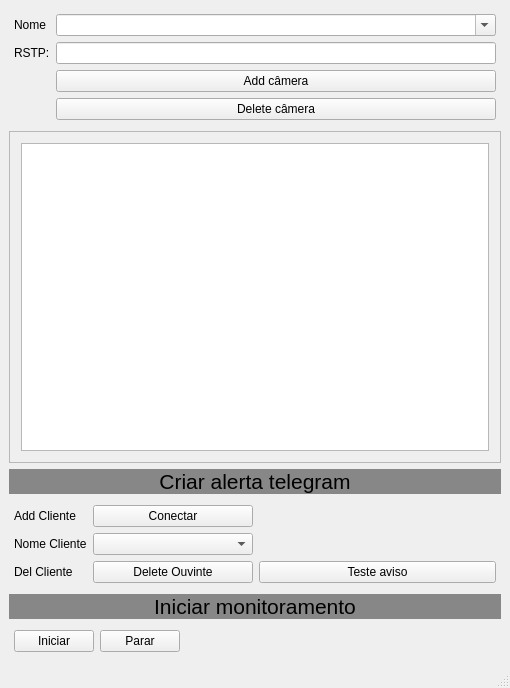
Old version of the form monitor/view/from_ui.ui in the repository eltonfernando/monitor_cam.
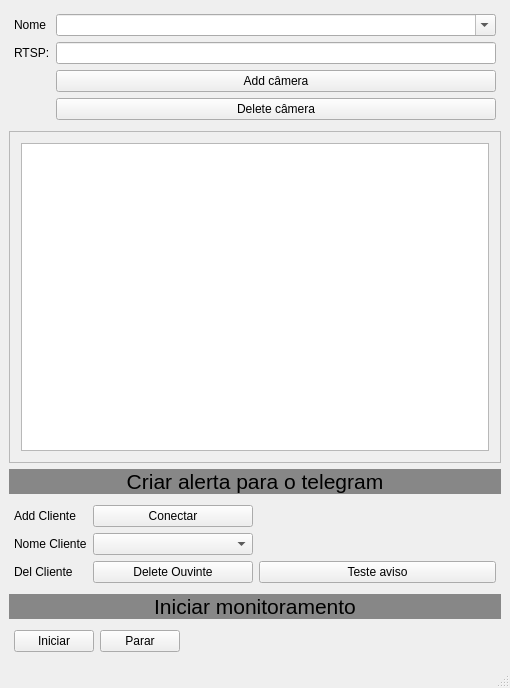
New version of the form.

```diff
--- a/monitor/view/from_ui.ui
+++ b/monitor/view/from_ui.ui
@@ -42,7 +42,7 @@
       <item row="1" column="0">
        <widget class="QLabel" name="label_4">
         <property name="text">
-         <string>RSTP:</string>
+         <string>RTSP:</string>
         </property>
        </widget>
       </item>
@@ -229,7 +229,7 @@
        <string notr="true">background-color: rgb(135, 135, 135);</string>
       </property>
       <property name="text">
-       <string>Criar alerta telegram</string>
+       <string>Criar alerta para o telegram</string>
       </property>
       <property name="alignment">
        <set>Qt::AlignCenter</set>
```
